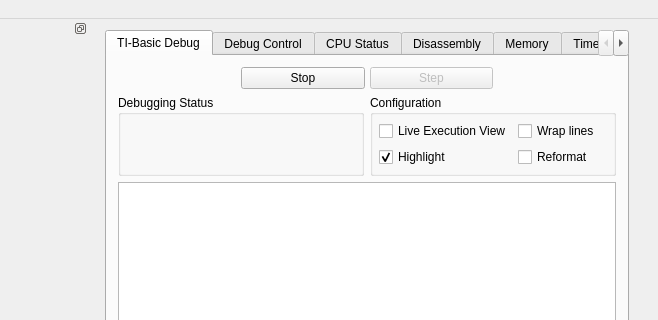
Old version of the form gui/qt/mainwindow.ui in the repository nathanfarlow/CEmu; both pictures show x 352 to 1010 and y 0 to 320 of the 1010 by 1005 pixel window.
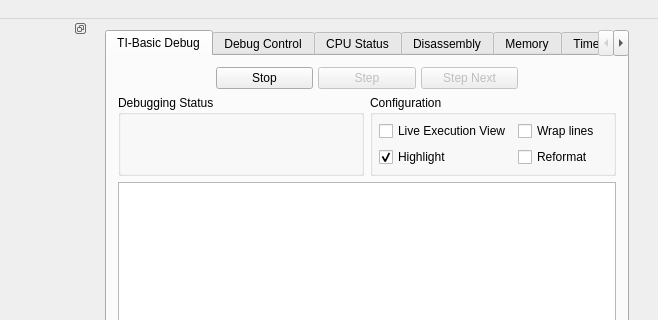
New version of the form. Icons and pictures are not drawn. Custom widgets are drawn as their Qt base class.

Commit message: start working on basic step next

Diff of the .ui file:
```diff
--- a/gui/qt/mainwindow.ui
+++ b/gui/qt/mainwindow.ui
@@ -99,7 +99,7 @@
             </property>
             <property name="sizeHint" stdset="0">
              <size>
-              <width>0</width>
+              <width>13</width>
               <height>20</height>
              </size>
             </property>
@@ -148,6 +148,26 @@
             </property>
            </widget>
           </item>
+          <item>
+           <widget class="QPushButton" name="buttonBasicStepNext">
+            <property name="enabled">
+             <bool>false</bool>
+            </property>
+            <property name="sizePolicy">
+             <sizepolicy hsizetype="MinimumExpanding" vsizetype="Maximum">
+              <horstretch>0</horstretch>
+              <verstretch>0</verstretch>
+             </sizepolicy>
+            </property>
+            <property name="text">
+             <string>Step Next</string>
+            </property>
+            <property name="icon">
+             <iconset resource="resources.qrc">
+              <normaloff>:/icons/resources/icons/stepnext.png</normaloff>:/icons/resources/icons/stepnext.png</iconset>
+            </property>
+           </widget>
+          </item>
           <item>
            <spacer name="horizontalSpacer_27">
             <property name="orientation">
@@ -158,7 +178,7 @@
             </property>
             <property name="sizeHint" stdset="0">
              <size>
-              <width>0</width>
+              <width>13</width>
               <height>20</height>
              </size>
             </property>
@@ -10127,6 +10147,11 @@
  </widget>
  <layoutdefault spacing="6" margin="11"/>
  <customwidgets>
+  <customwidget>
+   <class>BasicEditor</class>
+   <extends>QPlainTextEdit</extends>
+   <header>basiccodeviewerwindow.h</header>
+  </customwidget>
   <customwidget>
    <class>LCDWidget</class>
    <extends>QWidget</extends>
```
The commit also changes 5 other files.
